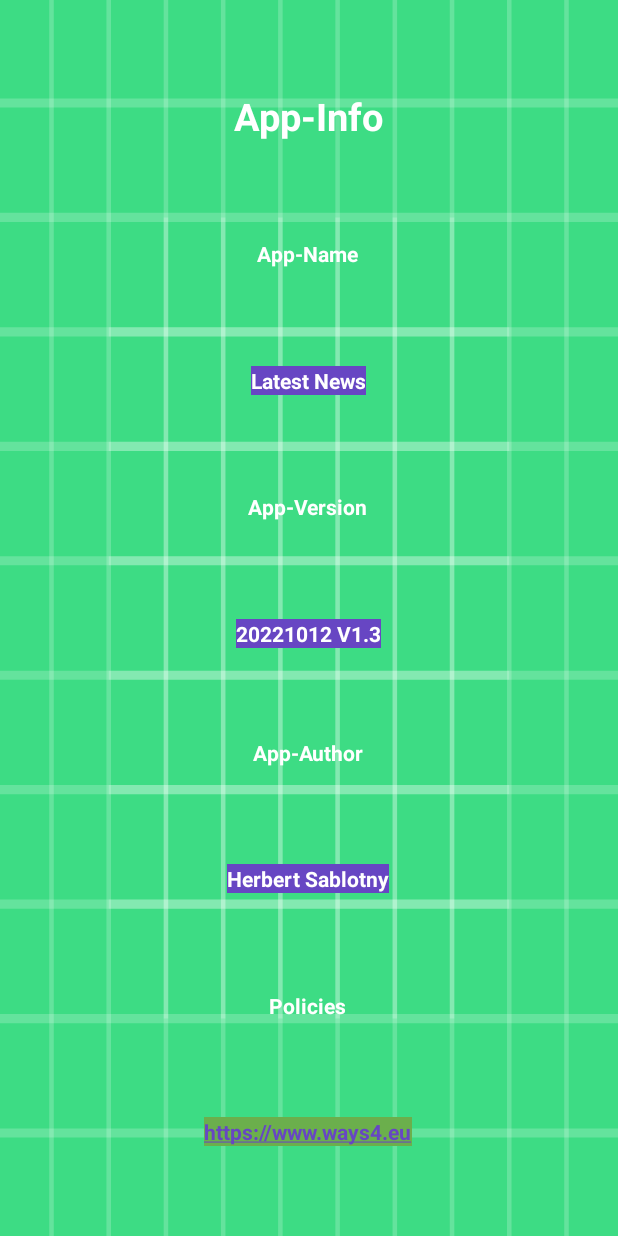
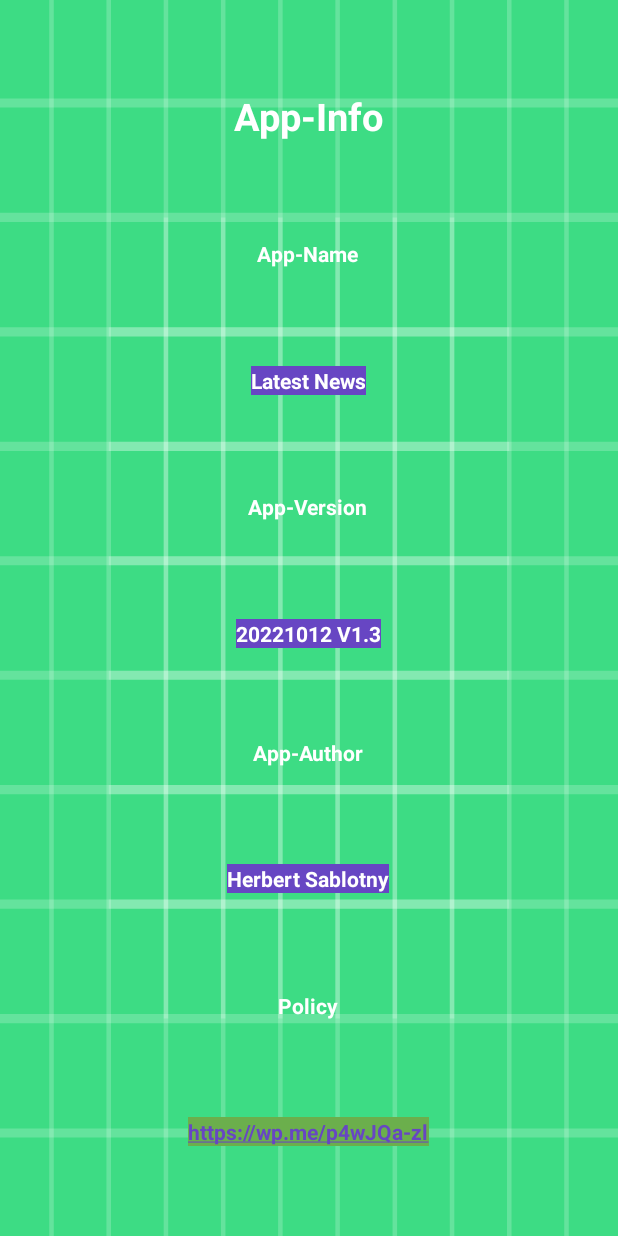
Before and after one commit to smartDevel/newsmaniac, an Android app: the layout aboutdialog_layout.xml on its own in the app's theme, with its tools: preview values and no code run, on a phone screen of 412 x 824 dp. Run offline under Robolectric (Android 15) with nearby library versions, the phone set to English and light mode, and no system bars.

Commit message:
20221014_changed_aboutDialogInfos

```diff
--- a/app/build.gradle
+++ b/app/build.gradle
@@ -36,7 +36,7 @@ android {
         minSdkVersion 22
         targetSdkVersion 30
         versionCode 20221014
-        versionName "1.3."
+        versionName "1.3.1"
         buildConfigField 'String', "API_KEY", getApiKey()
         testInstrumentationRunner "androidx.test.runner.AndroidJUnitRunner"
     }
@@ -47,7 +47,7 @@ android {
             proguardFiles getDefaultProguardFile('proguard-android-optimize.txt'), 'proguard-rules.pro'
             //signingConfig signingConfigs.NewsFeed
             signingConfig signingConfigs.release_newsfeed
-            versionNameSuffix = '1'
+            versionNameSuffix = ''
         }
     }
 
--- a/app/src/main/res/values/strings.xml
+++ b/app/src/main/res/values/strings.xml
@@ -67,8 +67,8 @@
     <string name="dialogAbout_defaultVersionInfo">20221012 V1.3</string>
     <string name="dialogAbout_tvAutor">App-Author</string>
     <string name="app_author">Herbert Sablotny</string>
-    <string name="dialogAbout_tvPolicy">Policies</string>
-    <string name="app_policy_lnk">https://www.ways4.eu</string>
+    <string name="dialogAbout_tvPolicy">Policy</string>
+    <string name="app_policy_lnk">https://wp.me/p4wJQa-zl</string>
     <string name="dialogAbout_lblAppName">App-Name</string>
     <string name="exitOptionTxt">Quit App</string>
 </resources>
```
Also changed, not shown: 1 other file.
